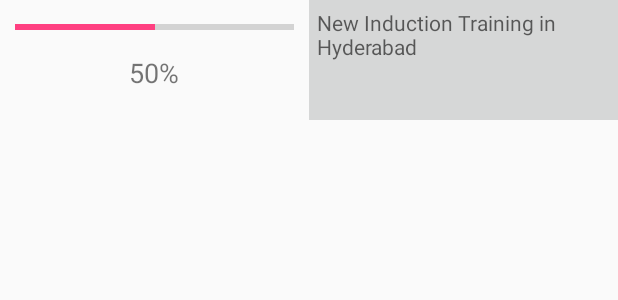
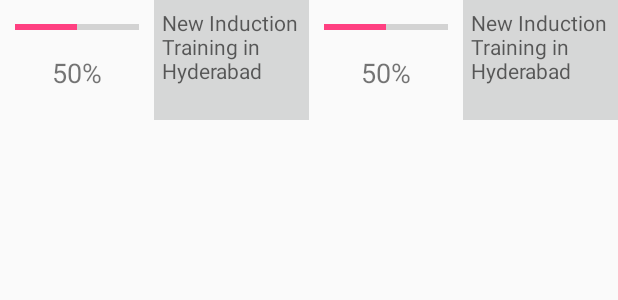
Before and after one commit to munishsethi777/ezae_droid, an Android app: the layout dashboard_activeplan_fragment.xml on its own in the app's theme, with its tools: preview values and no code run, on a phone screen of 412 x 824 dp. Shown: the top 300 px of the screen. Run offline under Robolectric (Android 15) with nearby library versions, the phone set to English and light mode, and no system bars.

Commit message:
dashboard

```diff
--- a/app/src/main/res/layout/content_dashboard.xml
+++ b/app/src/main/res/layout/content_dashboard.xml
@@ -186,23 +186,12 @@
 
     <LinearLayout
         android:id="@+id/activeLearningPlansContainer"
-        android:layout_width="wrap_content"
+        android:layout_width="match_parent"
         android:layout_height="wrap_content"
+        android:orientation="vertical"
         app:layout_constraintTop_toBottomOf="@+id/linearLayout2">
-        <LinearLayout
-            android:layout_width="0dp"
-            android:layout_height="wrap_content"
-            android:layout_weight="1"
-            android:orientation="vertical">
-             <include layout="@layout/dashboard_activeplan_fragment"/>
-        </LinearLayout>
-        <LinearLayout
-            android:layout_width="0dp"
-            android:layout_height="wrap_content"
-            android:layout_weight="1"
-            android:orientation="vertical">
+
             <include layout="@layout/dashboard_activeplan_fragment"/>
-        </LinearLayout>
     </LinearLayout>
 
 </android.support.constraint.ConstraintLayout>
--- a/app/src/main/res/layout/dashboard_activeplan_fragment.xml
+++ b/app/src/main/res/layout/dashboard_activeplan_fragment.xml
@@ -6,9 +6,15 @@
     android:layout_width="match_parent"
     android:layout_height="wrap_content">
     <LinearLayout
+        android:layout_width="match_parent"
+        android:layout_height="match_parent"
+        android:orientation="horizontal">
+
+        <LinearLayout
             android:id="@+id/activePlansLayoutGroup1"
-        android:layout_width="match_parent"
+            android:layout_width="0dp"
             android:layout_height="wrap_content"
+            android:layout_weight="1"
             app:layout_constraintLeft_toLeftOf="parent"
             app:layout_constraintRight_toRightOf="parent"
             app:layout_constraintTop_toBottomOf="@+id/linearLayout2">
@@ -62,4 +68,66 @@
             </LinearLayout>
 
         </LinearLayout>
+        <LinearLayout
+            android:id="@+id/activePlansLayoutGroup2"
+            android:layout_width="0dp"
+            android:layout_height="wrap_content"
+            android:layout_weight="1"
+            app:layout_constraintLeft_toLeftOf="parent"
+            app:layout_constraintRight_toRightOf="parent"
+            app:layout_constraintTop_toBottomOf="@+id/linearLayout2">
+
+            <LinearLayout
+                android:id="@+id/activePlansLayout1_2"
+                android:layout_width="0dp"
+                android:layout_height="80dp"
+                android:layout_weight="1"
+                app:layout_constraintLeft_toLeftOf="parent"
+                app:layout_constraintRight_toLeftOf="@+id/activePlansLayout2"
+                app:layout_constraintTop_toBottomOf="@+id/textViewActiveLearningPlans">
+
+                <LinearLayout
+                    android:layout_width="0dp"
+                    android:layout_height="match_parent"
+                    android:layout_weight="1"
+                    android:orientation="vertical">
+
+                    <ProgressBar
+                        android:id="@+id/progressBarALP_1_2"
+                        style="@style/Widget.AppCompat.ProgressBar.Horizontal"
+                        android:layout_width="match_parent"
+                        android:layout_height="wrap_content"
+                        android:indeterminate="false"
+                        android:max="100"
+                        android:padding="10dp"
+                        android:progress="50" />
+
+                    <TextView
+                        android:id="@+id/textView10"
+                        android:layout_width="match_parent"
+                        android:layout_height="wrap_content"
+                        android:layout_weight="0"
+                        android:text="50%"
+                        android:textAlignment="center"
+                        android:textSize="18sp"/>
                 </LinearLayout>
+                <TextView
+                    android:id="@+id/textViewALP_1_2"
+                    android:layout_width="0dp"
+                    android:layout_height="match_parent"
+                    android:layout_weight="1"
+                    android:background="?attr/colorButtonNormal"
+                    android:padding="5dp"
+                    android:text="New Induction Training in Hyderabad"
+                    android:textColor="?attr/colorControlNormal"
+                    android:textSize="14sp"
+                    app:layout_constraintLeft_toLeftOf="parent"
+                    app:layout_constraintTop_toTopOf="parent" />
+            </LinearLayout>
+
+        </LinearLayout>
+
+    </LinearLayout>
+
+
+</LinearLayout>
```
Lines whose indentation alone changed are shown as unchanged.
